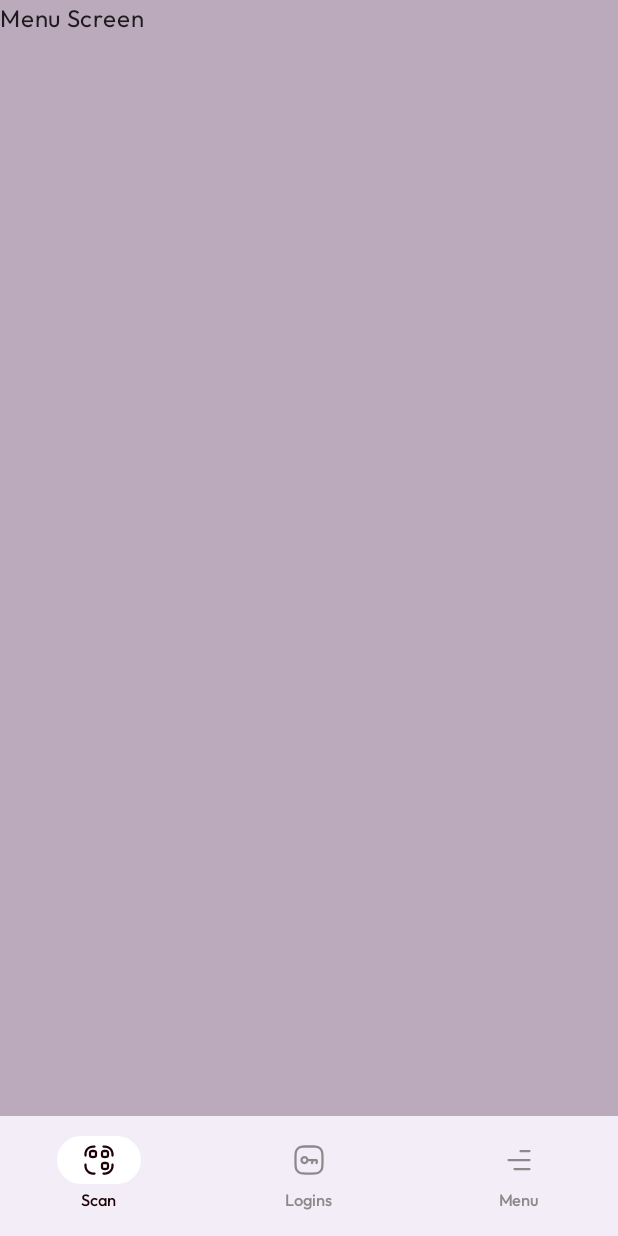
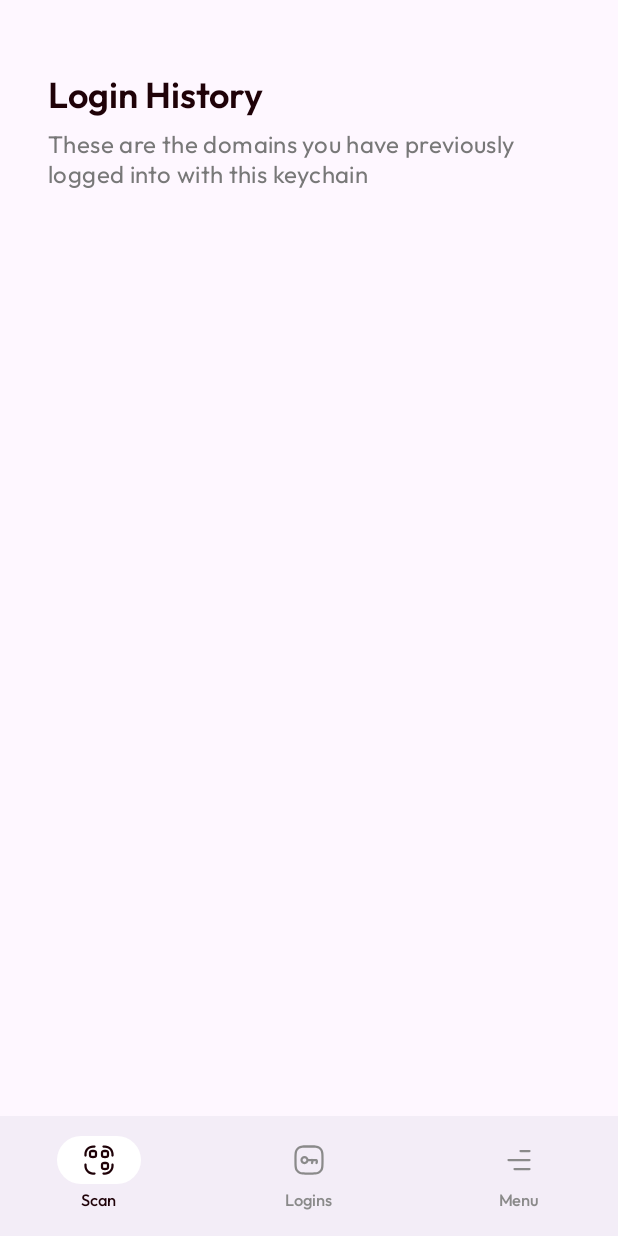
Before and after one commit to thunderbiscuit/gargoyle-seedauth, an Android app built with Jetpack Compose: the logins_screen screen opened through its navigation route, on a phone screen of 412 x 824 dp. Run offline under Robolectric (Android 15) with nearby library versions, the phone set to English and light mode, and no system bars; our stand-ins replace accompanist, constraintlayout-compose; libraries missing offline, so code that uses them is left out: com.google.accompanist.navigation; 2 statements that could not run were skipped.

Commit message:
Add logins screen title

```diff
--- a/app/src/main/java/com/goldenraven/gargoyle/ui/LoginsScreen.kt
+++ b/app/src/main/java/com/goldenraven/gargoyle/ui/LoginsScreen.kt
@@ -10,15 +10,55 @@ import androidx.compose.material3.*
 import androidx.compose.runtime.*
 import androidx.compose.ui.Modifier
 import androidx.compose.ui.graphics.Color
+import androidx.compose.ui.unit.dp
+import androidx.constraintlayout.compose.ChainStyle
+import androidx.constraintlayout.compose.ConstraintLayout
+import com.goldenraven.gargoyle.ui.theme.GargoyleTypography
 
 @Composable
 internal fun LoginsScreen() {
-    Surface(
-        modifier = Modifier.fillMaxSize(),
-        color = Color(0xffbbaabb)
+    ConstraintLayout(
+        modifier = Modifier
+            .fillMaxSize()
     ) {
-        Text(
-            "Menu Screen"
-        )
+        val (title, body) = createRefs()
+        val verticalChain = createVerticalChain(title, body, chainStyle = ChainStyle.SpreadInside)
+
+        Column(
+
+            modifier = Modifier
+                .padding(top = 48.dp)
+                .constrainAs(title) {
+                    top.linkTo(parent.top)
+                    start.linkTo(parent.absoluteLeft)
+                    end.linkTo(parent.absoluteRight)
+                    bottom.linkTo(body.top)
+                }
+        ) {
+            // Title
+            Text(
+                text = "Login History",
+                style = GargoyleTypography.headlineSmall,
+                color = Color(0xff1f0208),
+                modifier = Modifier
+                    .padding(start = 32.dp, end = 32.dp, bottom = 8.dp)
+            )
+            Text(
+                text = "These are the domains you have previously logged into with this keychain",
+                style = GargoyleTypography.bodyMedium,
+                color = Color(0xff787878),
+                modifier = Modifier
+                    .padding(start = 32.dp, end = 32.dp)
+            )
+        }
+        Surface(
+            modifier = Modifier
+                .constrainAs(body) {
+                    top.linkTo(title.bottom)
+                    start.linkTo(parent.start)
+                    end.linkTo(parent.end)
+                    bottom.linkTo(parent.bottom)
+                },
+        ) {}
     }
 }
```
